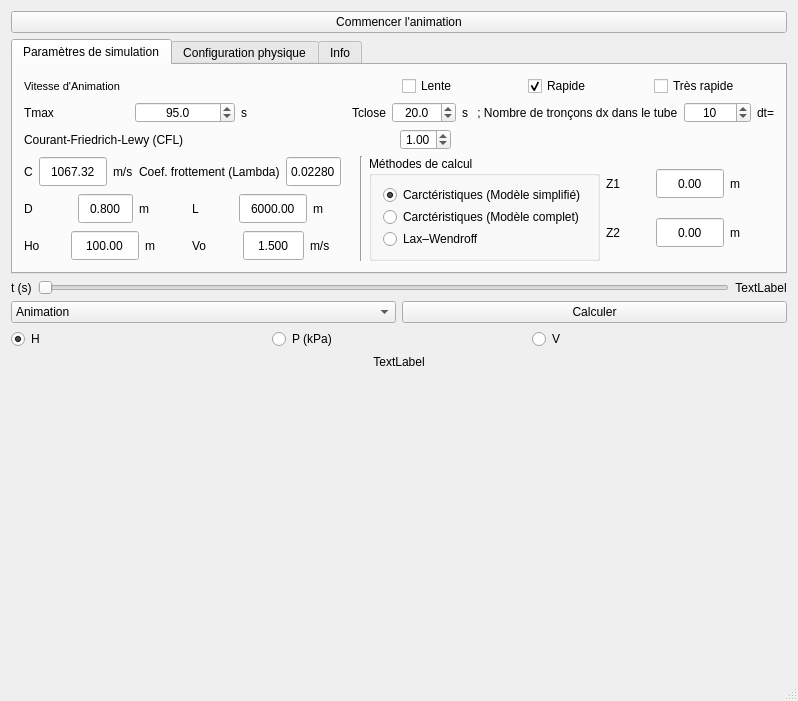
hafmed/water_hammer_simulation, file src/water-hammer-simulation.ui: the form before one commit.
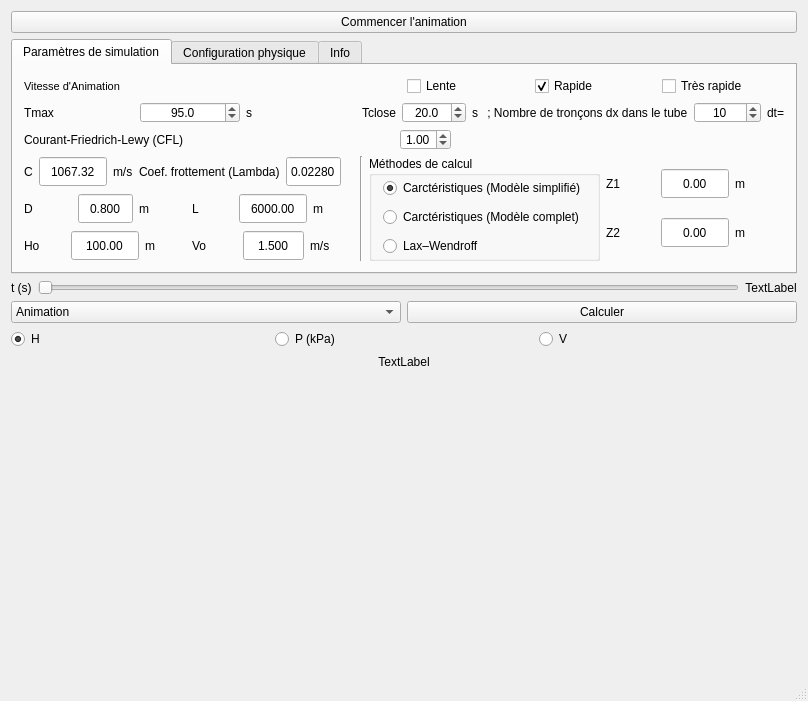
The form after the commit. Icons and pictures are not drawn. Custom widgets are drawn as their Qt base class.

```diff
--- a/src/water-hammer-simulation.ui
+++ b/src/water-hammer-simulation.ui
@@ -6,7 +6,7 @@
    <rect>
     <x>0</x>
     <y>0</y>
-    <width>792</width>
+    <width>808</width>
     <height>701</height>
    </rect>
   </property>
@@ -157,7 +157,7 @@
                <double>0.100000000000000</double>
               </property>
               <property name="maximum">
-               <double>36000.000000000000000</double>
+               <double>360000.000000000000000</double>
               </property>
               <property name="singleStep">
                <double>0.100000000000000</double>
@@ -806,6 +806,15 @@
              <string>Méthodes de calcul</string>
             </property>
             <layout class="QVBoxLayout" name="verticalLayout_9">
+             <property name="spacing">
+              <number>9</number>
+             </property>
+             <property name="topMargin">
+              <number>2</number>
+             </property>
+             <property name="bottomMargin">
+              <number>2</number>
+             </property>
              <item>
               <widget class="QRadioButton" name="radioButton_M1">
                <property name="text">
```
Left out of the diff: 7 changed lines with no effect on the pictures.
